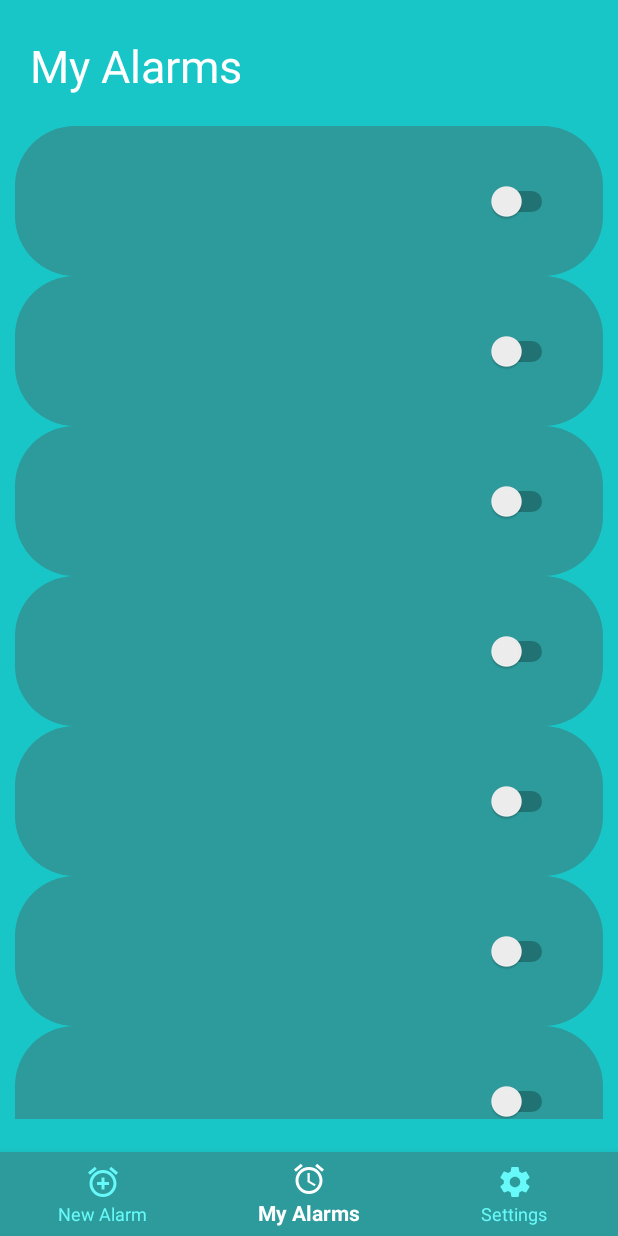
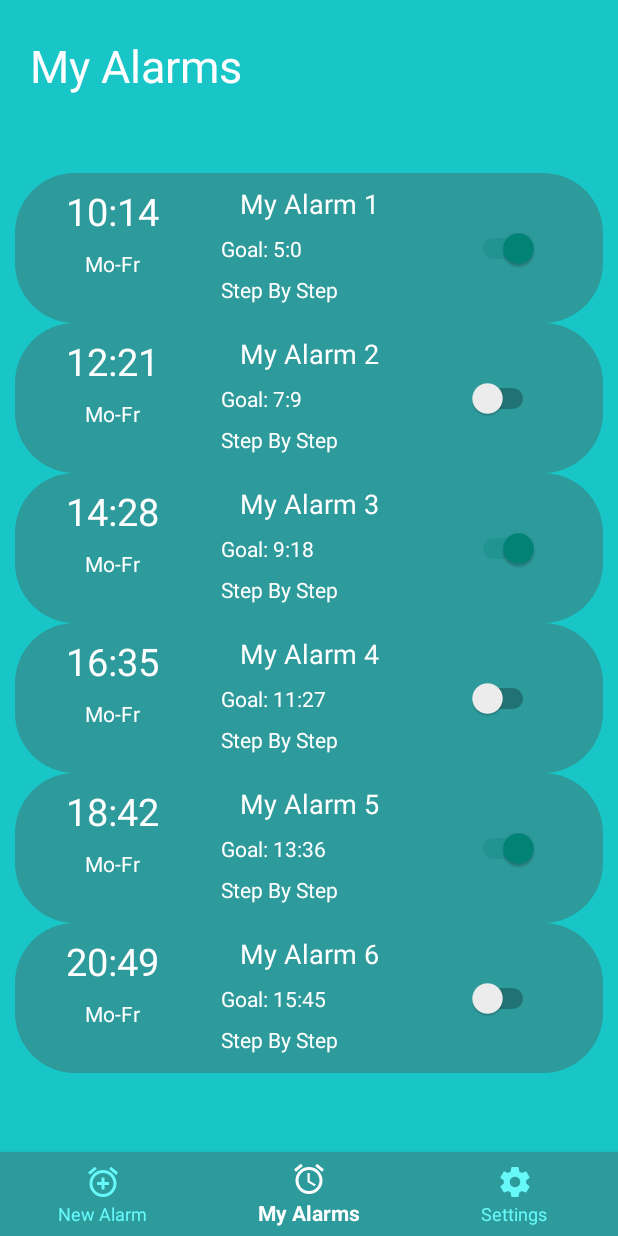
Before and after one commit to zex97/sleepphase, an Android app: the screen it shows after launch (MainActivity), item 2 of the bottom bar chosen, on a phone screen of 412 x 824 dp. Run offline under Robolectric (Android 15) with nearby library versions, the phone set to English and light mode, and no system bars.

Commit message:
Additional my alarms elements added with fake data.

```diff
--- a/app/src/main/java/com/mse/group1/sleepphase/fragments/MyAlarmsFragment.java
+++ b/app/src/main/java/com/mse/group1/sleepphase/fragments/MyAlarmsFragment.java
@@ -5,10 +5,14 @@ import android.view.LayoutInflater;
 import android.view.View;
 import android.view.ViewGroup;
 import android.widget.LinearLayout;
+import android.widget.Switch;
+import android.widget.TextView;
 import androidx.constraintlayout.widget.ConstraintLayout;
 import androidx.constraintlayout.widget.ConstraintSet;
 import androidx.fragment.app.Fragment;
 import com.mse.group1.sleepphase.R;
+
+import java.util.Random;
 
 
 public class MyAlarmsFragment extends Fragment {
@@ -22,18 +26,42 @@ public class MyAlarmsFragment extends Fragment {
     @Override
     public View onCreateView(LayoutInflater inflater, ViewGroup container, Bundle savedInstanceState) {
         View fragmentView = inflater.inflate(R.layout.fragment_my_alarms, container, false);
-        ConstraintLayout singleAlarmView = (ConstraintLayout) inflater.inflate(R.layout.alarm_layout, null);
+        ConstraintLayout singleAlarmView;
 
         LinearLayout scrollableLayout = fragmentView.findViewById(R.id.scrollableLayout);
 
         ConstraintLayout.LayoutParams layoutParams = new ConstraintLayout.LayoutParams(ViewGroup.LayoutParams.MATCH_PARENT, ViewGroup.LayoutParams.MATCH_PARENT);
         layoutParams.setMargins(0,0,0,10);
-        singleAlarmView.setLayoutParams(layoutParams);
-        scrollableLayout.addView(singleAlarmView);
+//        singleAlarmView.setLayoutParams(layoutParams);
+//        scrollableLayout.addView(singleAlarmView);
 
+        // TODO: exercise 3, read from database
         for (int i = 0; i < 6; i++) {
             singleAlarmView = (ConstraintLayout) inflater.inflate(R.layout.alarm_layout, null);
             singleAlarmView.setLayoutParams(layoutParams);
+
+            TextView alarmName = (TextView) singleAlarmView.getViewById(R.id.alarmNameTextView);
+            alarmName.setText("My Alarm " + (i+1));
+
+            TextView alarmTime = (TextView) singleAlarmView.getViewById(R.id.alarmTimeTextView);
+            alarmTime.setText("" + ((i+5)*2) + ":" + ((i+2)*7));
+
+            TextView alarmType = (TextView) singleAlarmView.getViewById(R.id.alarmTypeTextView);
+            alarmType.setText("Step By Step");
+
+            TextView alarmGoal = (TextView) singleAlarmView.getViewById(R.id.alarmGoalTextView);
+            alarmGoal.setText("Goal: " + ((i+3)*2-1) + ":" + (i*9));
+
+            TextView alarmDays = (TextView) singleAlarmView.getViewById(R.id.daysOrDateAlarmTextView);
+            alarmDays.setText("Mo-Fr");
+
+            Switch alarmSwitch = (Switch) singleAlarmView.getViewById(R.id.myAlarmsSwitch);
+            if (i%2 == 0) {
+                alarmSwitch.setChecked(true);
+            } else {
+                alarmSwitch.setChecked(false);
+            }
+
             scrollableLayout.addView(singleAlarmView);
         }
 
--- a/app/src/main/res/layout/alarm_layout.xml
+++ b/app/src/main/res/layout/alarm_layout.xml
@@ -1,17 +1,74 @@
 <?xml version="1.0" encoding="utf-8"?>
 <androidx.constraintlayout.widget.ConstraintLayout
         xmlns:android="http://schemas.android.com/apk/res/android"
-        xmlns:app="http://schemas.android.com/apk/res-auto" android:layout_width="match_parent"
+        xmlns:app="http://schemas.android.com/apk/res-auto" xmlns:tools="http://schemas.android.com/tools"
+        android:layout_width="match_parent"
         android:layout_height="100dp"
-android:background="@drawable/alarm_rounded_background"
-android:maxHeight="100dp"
-android:minHeight="100dp">
+        android:background="@drawable/alarm_rounded_background"
+        android:maxHeight="100dp"
+        android:minHeight="100dp">
     <Switch
             android:layout_width="wrap_content"
             android:layout_height="wrap_content"
-            android:id="@+id/switch1" app:layout_constraintEnd_toEndOf="parent" android:layout_marginEnd="30dp"
+            android:id="@+id/myAlarmsSwitch" app:layout_constraintEnd_toEndOf="parent" android:layout_marginEnd="8dp"
             android:layout_marginBottom="8dp" app:layout_constraintBottom_toBottomOf="parent"
             android:layout_marginTop="8dp" app:layout_constraintTop_toTopOf="parent"
-            android:theme="@style/SwitchActiveAlarmTheme"/>
+            android:theme="@style/SwitchActiveAlarmTheme" app:layout_constraintVertical_bias="0.508"
+            android:layout_marginStart="8dp" app:layout_constraintStart_toStartOf="@+id/guideline2"/>
+    <TextView
+            android:text="Alarm Name"
+            android:layout_width="wrap_content"
+            android:layout_height="wrap_content"
+            android:id="@+id/alarmNameTextView" android:layout_marginTop="8dp"
+            app:layout_constraintTop_toTopOf="parent" app:layout_constraintEnd_toEndOf="parent"
+            android:layout_marginEnd="8dp" app:layout_constraintStart_toStartOf="parent"
+            android:layout_marginStart="8dp"
+            android:textColor="@color/colorWhite"
+    android:textSize="18sp"/>
+    <TextView
+            android:text="Time"
+            android:layout_width="wrap_content"
+            android:layout_height="wrap_content"
+            android:id="@+id/alarmTimeTextView"
+            android:textColor="@color/colorWhite" android:textSize="25sp" android:layout_marginTop="8dp"
+            app:layout_constraintTop_toTopOf="parent"
+            android:layout_marginStart="8dp"
+            app:layout_constraintStart_toStartOf="parent" android:layout_marginEnd="8dp"
+            app:layout_constraintEnd_toStartOf="@+id/guideline"/>
+    <TextView
+            android:text="Goal:"
+            android:layout_width="wrap_content"
+            android:layout_height="wrap_content"
+            android:id="@+id/alarmGoalTextView" android:layout_marginTop="8dp"
+            android:layout_marginStart="8dp" app:layout_constraintStart_toStartOf="@+id/guideline"
+            app:layout_constraintTop_toBottomOf="@+id/alarmNameTextView"
+            android:textColor="@color/colorWhite"/>
+    <androidx.constraintlayout.widget.Guideline
+            android:orientation="vertical"
+            android:layout_width="wrap_content"
+            android:layout_height="wrap_content" android:id="@+id/guideline"
+            app:layout_constraintGuide_percent="0.33"/>
+    <androidx.constraintlayout.widget.Guideline
+            android:orientation="vertical"
+            android:layout_width="wrap_content"
+            android:layout_height="wrap_content" android:id="@+id/guideline2"
+            app:layout_constraintGuide_percent="0.66"/>
+    <TextView
+            android:text="Type Of Alarm"
+            android:layout_width="wrap_content"
+            android:layout_height="wrap_content"
+            android:id="@+id/alarmTypeTextView" app:layout_constraintStart_toStartOf="@+id/guideline"
+            android:layout_marginStart="8dp" android:layout_marginTop="8dp"
+            app:layout_constraintTop_toBottomOf="@+id/alarmGoalTextView"
+            android:textColor="@color/colorWhite"/>
+    <TextView
+            android:text="DaysOrDate"
+            android:layout_width="wrap_content"
+            android:layout_height="wrap_content"
+            android:id="@+id/daysOrDateAlarmTextView"
+            android:layout_marginTop="8dp" app:layout_constraintTop_toBottomOf="@+id/alarmTimeTextView"
+            app:layout_constraintEnd_toStartOf="@+id/guideline" android:layout_marginEnd="8dp"
+            app:layout_constraintStart_toStartOf="parent" android:layout_marginStart="8dp"
+            android:textColor="@color/colorWhite"/>
 
 </androidx.constraintlayout.widget.ConstraintLayout>
```
